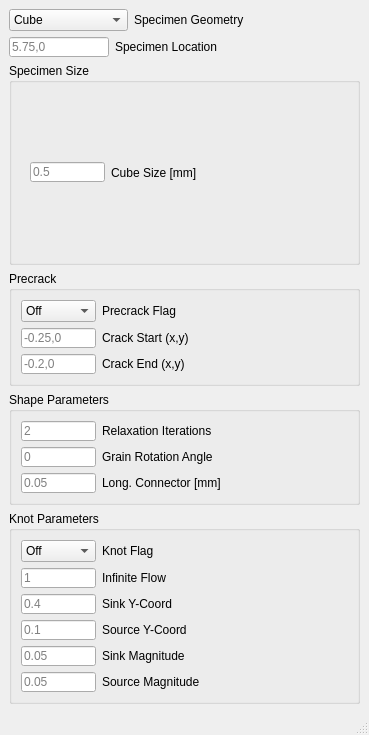
Above: freecad/woodWorkbench/gui/ui/ui_CBL_geoParams.ui from Computational-Mechanics-Material-Models/CBL-preprocesser before the change. Below: the same form after it.
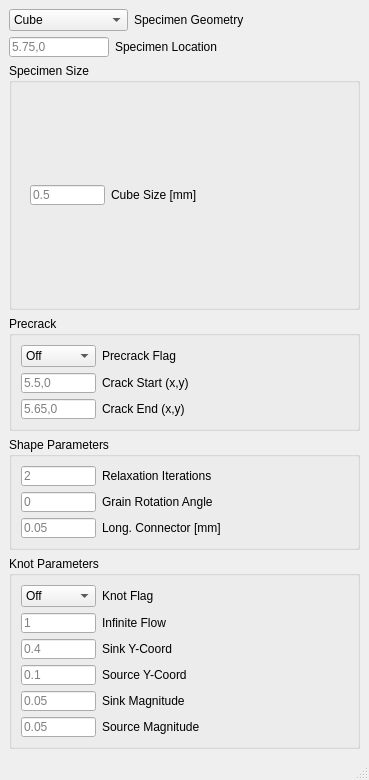
That is the form after the change.

Commit message: adjusted precrack default to match default geometry

Diff of the .ui file:
```diff
--- a/freecad/woodWorkbench/gui/ui/ui_CBL_geoParams.ui
+++ b/freecad/woodWorkbench/gui/ui/ui_CBL_geoParams.ui
@@ -7,7 +7,7 @@
     <x>0</x>
     <y>0</y>
     <width>369</width>
-    <height>735</height>
+    <height>780</height>
    </rect>
   </property>
   <property name="sizePolicy">
@@ -654,7 +654,7 @@
             <string/>
            </property>
            <property name="placeholderText">
-            <string>-0.25,0</string>
+            <string>5.5,0</string>
            </property>
           </widget>
          </item>
@@ -696,7 +696,7 @@
             <string/>
            </property>
            <property name="placeholderText">
-            <string>-0.2,0</string>
+            <string>5.65,0</string>
            </property>
           </widget>
          </item>
```
Left out of the diff: 2 changed lines with no effect on the pictures. The commit also changes 1 other file.
